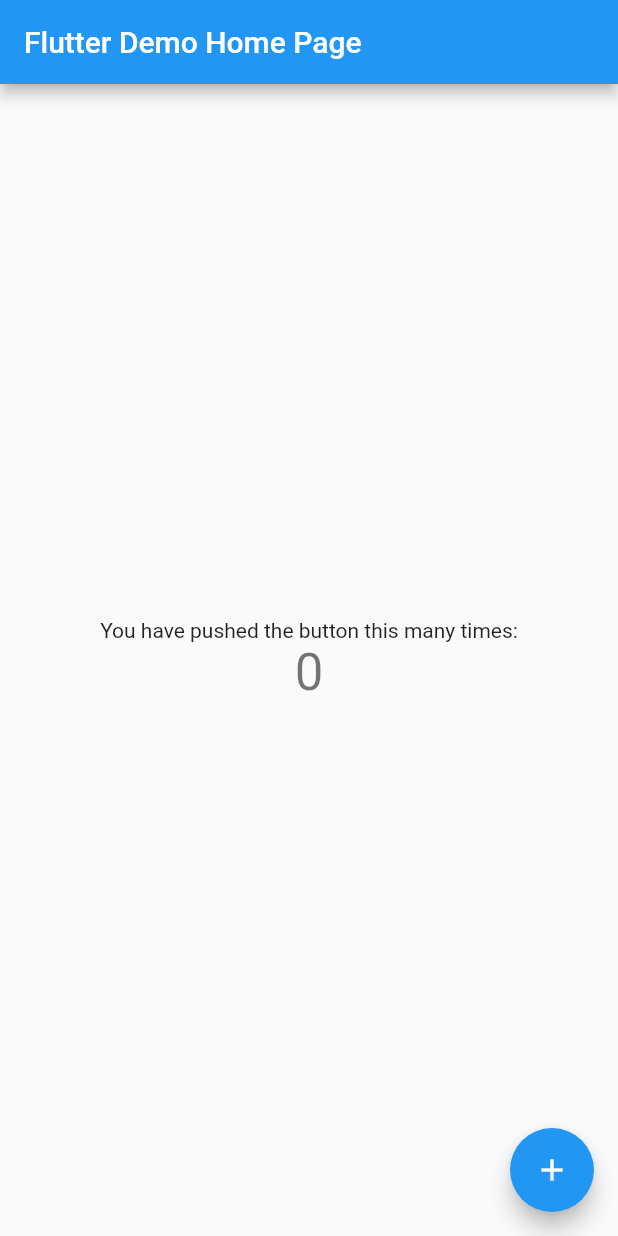
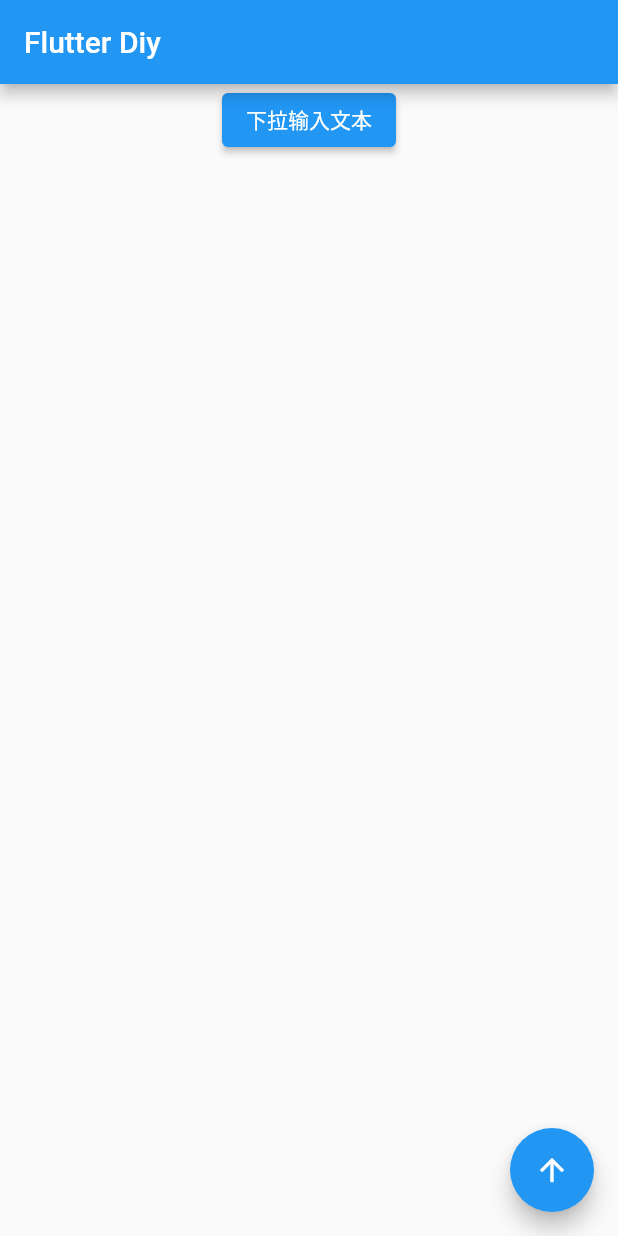
Before and after one commit to TryImpossible/flutter-diy, a Flutter app: the screen it shows after launch, on a phone screen of 412 x 824 dp. Run offline on Flutter 3.47's test engine with Material 2 defaults, Android fonts, the phone set to English and light mode, and no system bars.

Commit message:
DropdownTextField组件

```diff
--- a/app/lib/main.dart
+++ b/app/lib/main.dart
@@ -1,3 +1,4 @@
+import 'package:app/pages/main_page.dart';
 import 'package:flutter/material.dart';
 
 void main() {
@@ -9,7 +10,7 @@
   @override
   Widget build(BuildContext context) {
     return MaterialApp(
-      title: 'Flutter Demo',
+      title: 'Flutter Diy',
       theme: ThemeData(
         // This is the theme of your application.
         //
@@ -22,92 +23,7 @@
         // is not restarted.
         primarySwatch: Colors.blue,
       ),
-      home: MyHomePage(title: 'Flutter Demo Home Page'),
+      home: MainPage(),
     );
   }
 }
-
-class MyHomePage extends StatefulWidget {
-  MyHomePage({Key? key, required this.title}) : super(key: key);
-
-  // This widget is the home page of your application. It is stateful, meaning
-  // that it has a State object (defined below) that contains fields that affect
-  // how it looks.
-
-  // This class is the configuration for the state. It holds the values (in this
-  // case the title) provided by the parent (in this case the App widget) and
-  // used by the build method of the State. Fields in a Widget subclass are
-  // always marked "final".
-
-  final String title;
-
-  @override
-  _MyHomePageState createState() => _MyHomePageState();
-}
-
-class _MyHomePageState extends State<MyHomePage> {
-  int _counter = 0;
-
-  void _incrementCounter() {
-    setState(() {
-      // This call to setState tells the Flutter framework that something has
-      // changed in this State, which causes it to rerun the build method below
-      // so that the display can reflect the updated values. If we changed
-      // _counter without calling setState(), then the build method would not be
-      // called again, and so nothing would appear to happen.
-      _counter++;
-    });
-  }
-
-  @override
-  Widget build(BuildContext context) {
-    // This method is rerun every time setState is called, for instance as done
-    // by the _incrementCounter method above.
-    //
-    // The Flutter framework has been optimized to make rerunning build methods
-    // fast, so that you can just rebuild anything that needs updating rather
-    // than having to individually change instances of widgets.
-    return Scaffold(
-      appBar: AppBar(
-        // Here we take the value from the MyHomePage object that was created by
-        // the App.build method, and use it to set our appbar title.
-        title: Text(widget.title),
-      ),
-      body: Center(
-        // Center is a layout widget. It takes a single child and positions it
-        // in the middle of the parent.
-        child: Column(
-          // Column is also a layout widget. It takes a list of children and
-          // arranges them vertically. By default, it sizes itself to fit its
-          // children horizontally, and tries to be as tall as its parent.
-          //
-          // Invoke "debug painting" (press "p" in the console, choose the
-          // "Toggle Debug Paint" action from the Flutter Inspector in Android
-          // Studio, or the "Toggle Debug Paint" command in Visual Studio Code)
-          // to see the wireframe for each widget.
-          //
-          // Column has various properties to control how it sizes itself and
-          // how it positions its children. Here we use mainAxisAlignment to
-          // center the children vertically; the main axis here is the vertical
-          // axis because Columns are vertical (the cross axis would be
-          // horizontal).
-          mainAxisAlignment: MainAxisAlignment.center,
-          children: <Widget>[
-            Text(
-              'You have pushed the button this many times:',
-            ),
-            Text(
-              '$_counter',
-              style: Theme.of(context).textTheme.headline4,
-            ),
-          ],
-        ),
-      ),
-      floatingActionButton: FloatingActionButton(
-        onPressed: _incrementCounter,
-        tooltip: 'Increment',
-        child: Icon(Icons.add),
-      ), // This trailing comma makes auto-formatting nicer for build methods.
-    );
-  }
-}
--- /dev/null
+++ b/app/lib/pages/main_page.dart
@@ -0,0 +1,53 @@
+import 'package:app/pages/dropdown_text_field_page.dart';
+import 'package:flutter/material.dart';
+
+class MainPage extends StatefulWidget {
+  MainPage({Key? key}) : super(key: key);
+
+  @override
+  _MainPageState createState() => _MainPageState();
+}
+
+class _MainPageState extends State<MainPage> {
+  int _counter = 0;
+
+  void _incrementCounter() {
+    setState(() {
+      _counter++;
+    });
+  }
+
+  @override
+  Widget build(BuildContext context) {
+    return Scaffold(
+      appBar: AppBar(
+        title: Text('Flutter Diy'),
+      ),
+      body: SizedBox.expand(
+        child: SingleChildScrollView(
+          padding: EdgeInsets.zero,
+          child: Column(
+            mainAxisAlignment: MainAxisAlignment.center,
+            children: <Widget>[
+              ElevatedButton(
+                onPressed: () {
+                  Navigator.of(context).push(MaterialPageRoute(
+                    builder: (_) {
+                      return DropdownTextFieldPage();
+                    },
+                  ));
+                },
+                child: Text('下拉输入文本'),
+              ),
+            ],
+          ),
+        ),
+      ),
+      floatingActionButton: FloatingActionButton(
+        onPressed: _incrementCounter,
+        tooltip: 'Increment',
+        child: Icon(Icons.arrow_upward),
+      ),
+    );
+  }
+}
--- a/app/pubspec.yaml
+++ b/app/pubspec.yaml
@@ -28,6 +28,9 @@
   # The following adds the Cupertino Icons font to your application.
   # Use with the CupertinoIcons class for iOS style icons.
   cupertino_icons: ^1.0.2
+
+  flutter_diy:
+    path: ../
 
 dev_dependencies:
   flutter_test:
```
Also changed, not shown: app/lib/pages/dropdown_text_field_page.dart (added, +53 -0 lines), lib/widget/dropdown_text_field.dart (added, +212 -0 lines), app/pubspec.lock.
